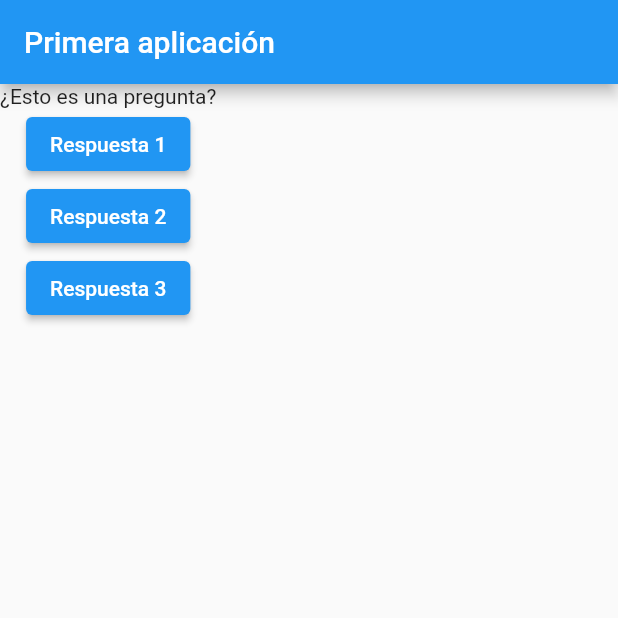
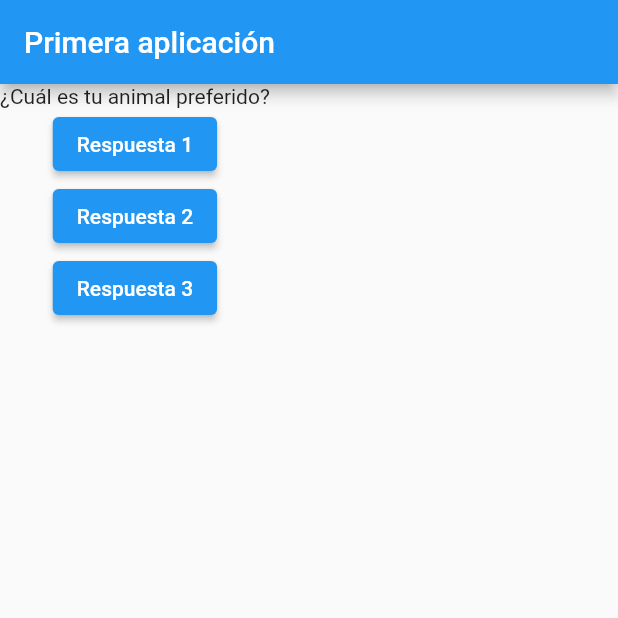
Before and after one commit to julioantonio12/flutter-app, a Flutter app: the screen it shows after launch, after a tap on "Respuesta 1", on a phone screen of 412 x 824 dp, the top half of it. Run offline on Flutter 3.47's test engine with Material 2 defaults, Android fonts, the phone set to English and light mode, and no system bars.

```diff
--- a/lib/main.dart
+++ b/lib/main.dart
@@ -6,20 +6,36 @@ import 'package:flutter/material.dart';
 
 void main() => runApp(MyApp());
 
-class MyApp extends StatelessWidget {
+class MyApp extends StatefulWidget {
+  @override
+  State<StatefulWidget> createState() {
+    return MyAppState();
+  }
+}
+
+class MyAppState extends State<MyApp> {
+  var questionIndex = 0;
+
   void answerQuestion() {
-    print("Respuesta seleccionada.");
+    setState(() {
+      questionIndex += 1;
+    });
+    print(questionIndex);
   }
 
   @override
   Widget build(BuildContext context) {
+    var questions = [
+      "¿Cuál es tu color favorito?",
+      "¿Cuál es tu animal preferido?"
+    ];
     return MaterialApp(
       home: Scaffold(
         appBar: AppBar(
           title: Text("Primera aplicación"),
         ),
         body: Column(children: [
-          Text("¿Esto es una pregunta?"),
+          Text(questions[questionIndex]),
           // RaisedButton()
           ElevatedButton(
             child: Text("Respuesta 1"),
```
